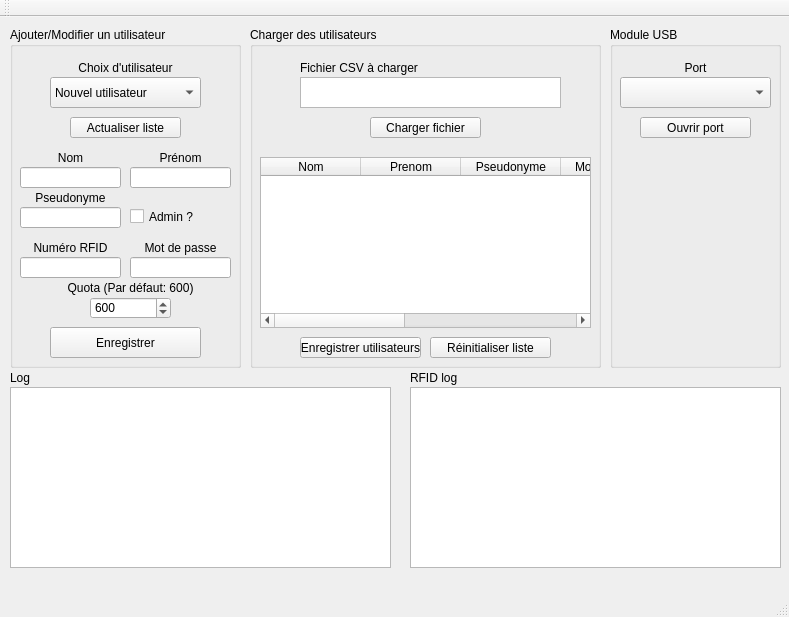
Above: AdministratorApp/AdministratorApp.ui from YannFauquembergue/GestionAbri before the change. Below: the same form after it.
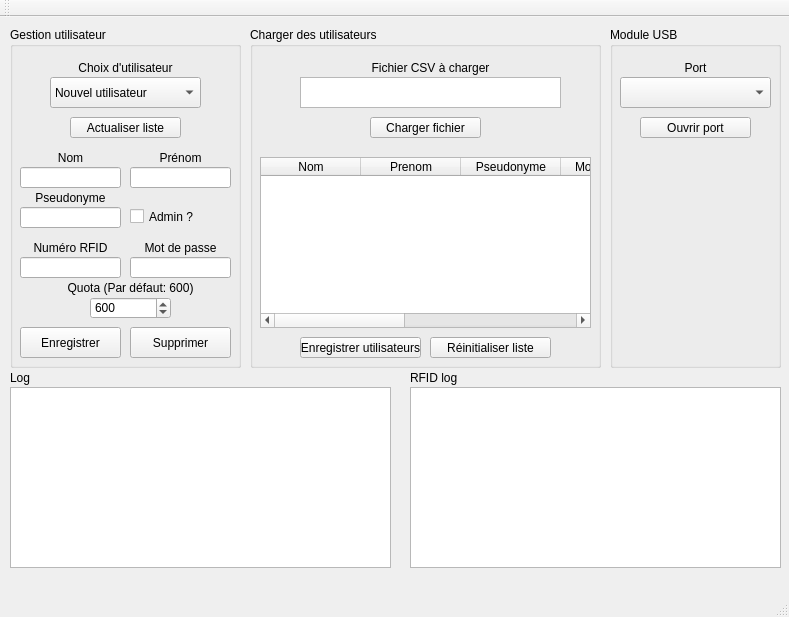
That is the form after the change.

Commit message: Suppression d'un user sur IHM

The edit to the form file:
```diff
--- a/AdministratorApp/AdministratorApp.ui
+++ b/AdministratorApp/AdministratorApp.ui
@@ -55,7 +55,7 @@
      </rect>
     </property>
     <property name="title">
-     <string>Ajouter/Modifier un utilisateur</string>
+     <string>Gestion utilisateur</string>
     </property>
     <widget class="QLabel" name="nomLabel">
      <property name="geometry">
@@ -141,9 +141,9 @@
     <widget class="QPushButton" name="addUserButton">
      <property name="geometry">
       <rect>
-       <x>40</x>
+       <x>10</x>
        <y>300</y>
-       <width>151</width>
+       <width>101</width>
        <height>31</height>
       </rect>
      </property>
@@ -301,6 +301,19 @@
       <number>600</number>
      </property>
     </widget>
+    <widget class="QPushButton" name="deleteUserButton">
+     <property name="geometry">
+      <rect>
+       <x>120</x>
+       <y>300</y>
+       <width>101</width>
+       <height>31</height>
+      </rect>
+     </property>
+     <property name="text">
+      <string>Supprimer</string>
+     </property>
+    </widget>
    </widget>
    <widget class="QLabel" name="logLabel">
     <property name="geometry">
@@ -488,6 +501,9 @@
      <property name="text">
       <string>Fichier CSV à charger</string>
      </property>
+     <property name="alignment">
+      <set>Qt::AlignCenter</set>
+     </property>
     </widget>
    </widget>
    <widget class="QListWidget" name="rfidLogList">
```
Left out of the diff: 17 changed lines with no effect on the pictures. The commit also changes 25 other files.
